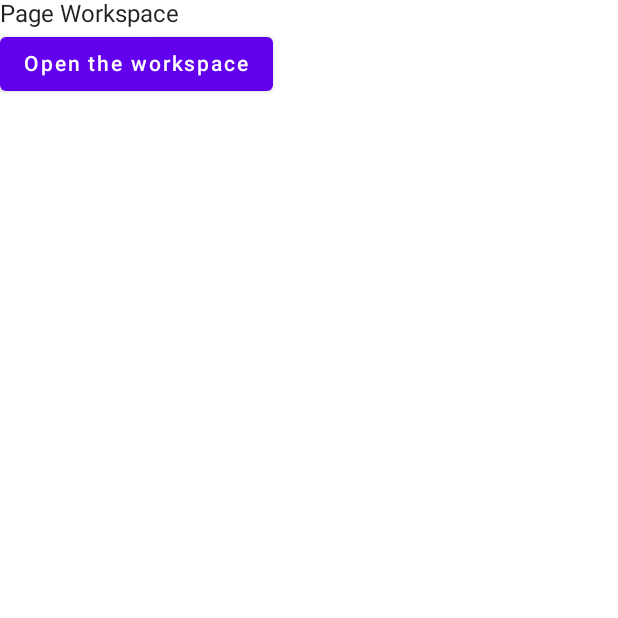
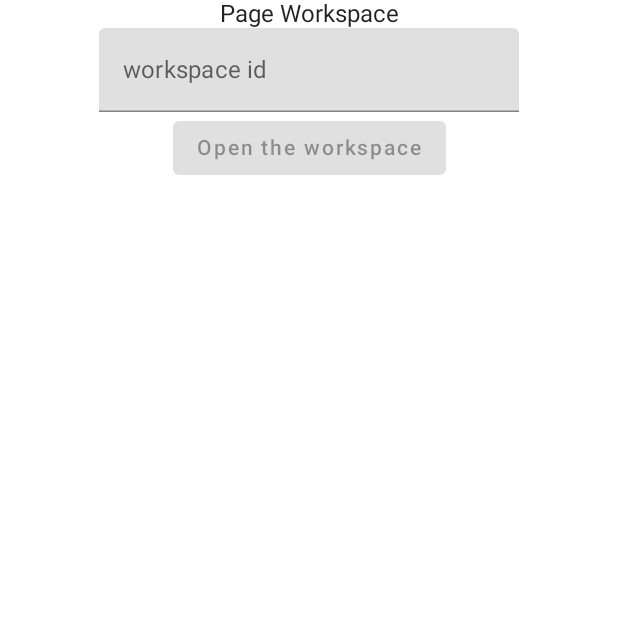
Before and after one commit to igormayachenkov/cameras-android, an Android app built with Jetpack Compose: the screen it shows after launch (MainActivity), on a phone screen of 412 x 824 dp, the top half of it. Run offline under Robolectric (Android 15) with nearby library versions, the phone set to English and light mode, and no system bars.

Commit message:
repo added, right architecture implemented

```diff
--- a/app/build.gradle
+++ b/app/build.gradle
@@ -56,6 +56,8 @@ dependencies {
     implementation "androidx.compose.ui:ui-tooling-preview:$compose_ui_version"
     implementation 'androidx.compose.material:material:1.3.1'
     implementation "androidx.lifecycle:lifecycle-viewmodel-compose:$lifecycle_version"
+    //collectAsStateWithLifecycle
+    implementation "androidx.lifecycle:lifecycle-runtime-compose:$lifecycle_version"
 
     testImplementation 'junit:junit:4.13.2'
     androidTestImplementation 'androidx.test.ext:junit:1.1.5'
--- a/app/src/main/java/ru/igormayachenkov/eprotection_cameras/AppScreen.kt
+++ b/app/src/main/java/ru/igormayachenkov/eprotection_cameras/AppScreen.kt
@@ -1,15 +1,18 @@
 package ru.igormayachenkov.eprotection_cameras
 
 import androidx.compose.runtime.Composable
+import androidx.compose.runtime.getValue
+import androidx.lifecycle.compose.collectAsStateWithLifecycle
 import androidx.lifecycle.viewmodel.compose.viewModel
+import ru.igormayachenkov.eprotection_cameras.auth.AuthData
 import ru.igormayachenkov.eprotection_cameras.auth.AuthScreen
 import ru.igormayachenkov.eprotection_cameras.auth.AuthViewModel
 
 @Composable
 fun AppScreen(){
     val viewModel: AuthViewModel = viewModel()
-    val authData =
-    if(!viewModel.authData.isAuthorized)
+    val auth by viewModel.auth.collectAsStateWithLifecycle(AuthData(null,null))
+    if(!auth.isAuthorized)
         AuthScreen()
     else
         WorkScreen()
--- a/app/src/main/java/ru/igormayachenkov/eprotection_cameras/WorkScreen.kt
+++ b/app/src/main/java/ru/igormayachenkov/eprotection_cameras/WorkScreen.kt
@@ -5,14 +5,19 @@ import androidx.compose.material.Button
 import androidx.compose.material.MaterialTheme
 import androidx.compose.material.Text
 import androidx.compose.runtime.*
+import androidx.lifecycle.compose.collectAsStateWithLifecycle
 import androidx.lifecycle.viewmodel.compose.viewModel
+import ru.igormayachenkov.eprotection_cameras.auth.AuthData
 import ru.igormayachenkov.eprotection_cameras.auth.AuthViewModel
 
 @Composable
 fun WorkScreen(){
     val viewModel: AuthViewModel = viewModel()
+    val auth by viewModel.auth.collectAsStateWithLifecycle(AuthData(null,null))
+
     Column() {
         Text(text = "WORK PAGE",style = MaterialTheme.typography.h3)
+        Text(text = "user: ${auth.user?.name}.",style = MaterialTheme.typography.h4)
         Button(onClick = { viewModel.logout() }) {
             Text(text = "Logout")
         }
--- /dev/null
+++ b/app/src/main/java/ru/igormayachenkov/eprotection_cameras/auth/AuthRepo.kt
@@ -0,0 +1,24 @@
+package ru.igormayachenkov.eprotection_cameras.auth
+
+import androidx.compose.ui.text.toUpperCase
+import kotlinx.coroutines.flow.MutableStateFlow
+import kotlinx.coroutines.flow.StateFlow
+import kotlinx.coroutines.flow.asStateFlow
+
+class AuthRepo {
+    private val _auth = MutableStateFlow<AuthData>(AuthData(null,null))
+    val auth:StateFlow<AuthData> = _auth.asStateFlow()
+
+    fun openWorkspace(wsId:String){
+        _auth.value = _auth.value.copy( ws = Workspace(wsId, wsId.toUpperCase()) )
+    }
+    fun closeWorkspace(){
+        _auth.value = _auth.value.copy( ws = null)
+    }
+    fun login(login:String, password:String){
+        _auth.value = _auth.value.copy( user = User(13, login.toUpperCase()) )
+    }
+    fun logout(){
+        _auth.value = _auth.value.copy( user = null )
+    }
+}
--- a/app/src/main/java/ru/igormayachenkov/eprotection_cameras/auth/AuthScreen.kt
+++ b/app/src/main/java/ru/igormayachenkov/eprotection_cameras/auth/AuthScreen.kt
@@ -1,16 +1,24 @@
 package ru.igormayachenkov.eprotection_cameras.auth
 
 import androidx.compose.runtime.Composable
+import androidx.compose.runtime.getValue
+import androidx.lifecycle.compose.collectAsStateWithLifecycle
 import androidx.lifecycle.viewmodel.compose.viewModel
-import ru.igormayachenkov.eprotection_cameras.user.LoginView
 
 @Composable
 fun AuthScreen() {
     val viewModel: AuthViewModel = viewModel()
-    val authData = viewModel.authData
-    if(authData.ws==null)
-        WorkspaceView()
-    else if(authData.user==null)
-        LoginView()
+    val auth by viewModel.auth.collectAsStateWithLifecycle(AuthData(null,null))
+    if(auth.ws==null)
+        BeginView(
+            auth=auth,
+            onOpenWorkspace = viewModel::openWorkspace
+        )
+    else if(auth.user==null)
+        LoginView(
+            auth=auth,
+            onLogin = viewModel::login,
+            onCloseWorkspace = viewModel::closeWorkspace
+        )
 //    else internal error
 }
--- a/app/src/main/java/ru/igormayachenkov/eprotection_cameras/auth/AuthViewModel.kt
+++ b/app/src/main/java/ru/igormayachenkov/eprotection_cameras/auth/AuthViewModel.kt
@@ -2,20 +2,26 @@ package ru.igormayachenkov.eprotection_cameras.auth
 
 import androidx.compose.runtime.*
 import androidx.lifecycle.ViewModel
+import androidx.lifecycle.viewModelScope
+import kotlinx.coroutines.channels.Channel
+import kotlinx.coroutines.flow.*
+import kotlinx.coroutines.launch
 
 class AuthViewModel : ViewModel() {
-    var authData by mutableStateOf(AuthData(null,null))
+    val repo = AuthRepo()
+
+    val auth = repo.auth
 
     fun openWorkspace(wsId:String){
-        authData = authData.copy( ws = Workspace(wsId, "Test") )
+        repo.openWorkspace(wsId)
     }
     fun closeWorkspace(){
-        authData = authData.copy( ws = null)
+        repo.closeWorkspace()
     }
     fun login(login:String, password:String){
-        authData = authData.copy( user = User(13, "Igor") )
+        repo.login(login,password)
     }
     fun logout(){
-        authData = authData.copy( user = null )
+        repo.logout()
     }
 }
--- /dev/null
+++ b/app/src/main/java/ru/igormayachenkov/eprotection_cameras/auth/BeginView.kt
@@ -0,0 +1,25 @@
+package ru.igormayachenkov.eprotection_cameras.auth
+
+import androidx.compose.foundation.layout.Column
+import androidx.compose.material.Button
+import androidx.compose.material.Text
+import androidx.compose.material.TextField
+import androidx.compose.runtime.*
+import androidx.compose.runtime.saveable.rememberSaveable
+import androidx.compose.ui.Alignment
+
+@Composable
+fun BeginView(auth:AuthData, onOpenWorkspace:(String)->Unit) {
+    var wsid by rememberSaveable { mutableStateOf<String>("")
+
+    }
+    Column(horizontalAlignment = Alignment.CenterHorizontally) {
+        Text(text = "Page Workspace")
+        TextField(value = wsid, onValueChange = {wsid=it}, placeholder = {Text("workspace id")})
+        Button(
+            enabled = wsid.isNotEmpty(),
+            onClick = { onOpenWorkspace(wsid) }) {
+            Text(text = "Open the workspace")
+        }
+    }
+}
--- a/app/src/main/java/ru/igormayachenkov/eprotection_cameras/auth/WorkspaceView.kt
+++ /dev/null
@@ -1,18 +0,0 @@
-package ru.igormayachenkov.eprotection_cameras.auth
-
-import androidx.compose.foundation.layout.Column
-import androidx.compose.material.Button
-import androidx.compose.material.Text
-import androidx.compose.runtime.Composable
-import androidx.lifecycle.viewmodel.compose.viewModel
-
-@Composable
-fun WorkspaceView() {
-    val viewModel: AuthViewModel = viewModel()
-    Column() {
-        Text(text = "Page Workspace")
-        Button(onClick = { viewModel.openWorkspace("test") }) {
-            Text(text = "Open the workspace")
-        }
-    }
-}
```
Also changed, not shown: app/src/main/java/ru/igormayachenkov/eprotection_cameras/auth/LoginView.kt (+19 -11 lines).
